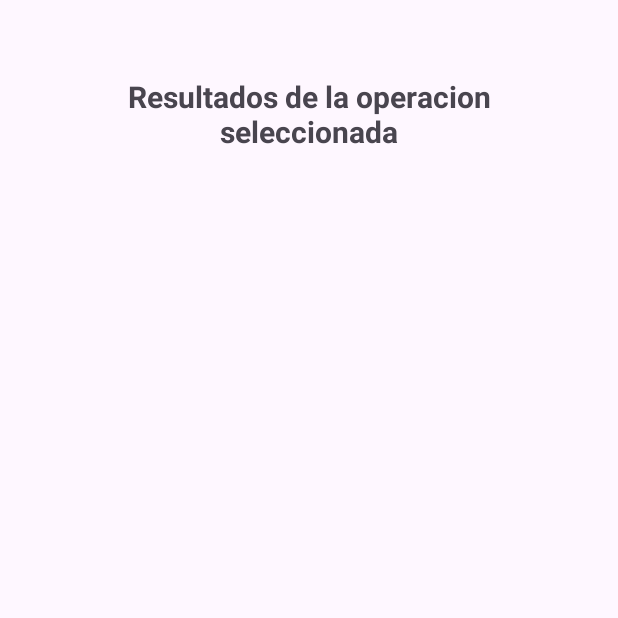
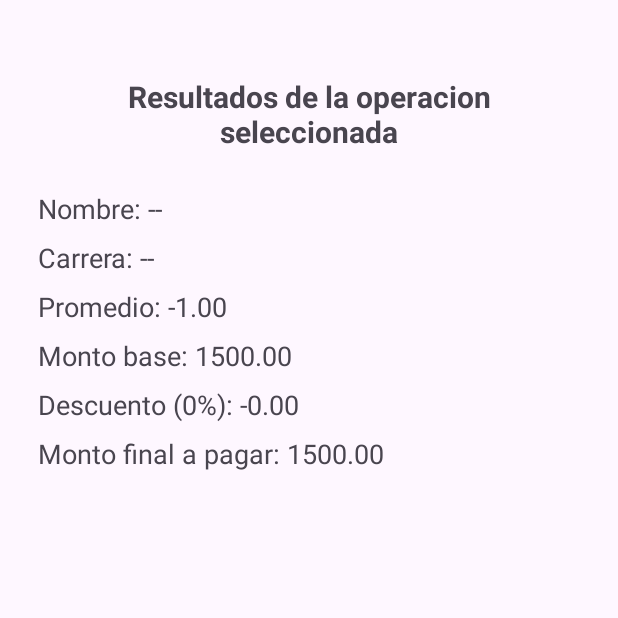
Before and after one commit to MariaGuadalupe0831/AppInscripciones, an Android app: the Resultado screen opened directly, with no data from a screen before it, on a phone screen of 412 x 824 dp, the top half of it. Run offline under Robolectric (Android 15) with nearby library versions, the light colour scheme and no system bars.

Commit message:
Diseño de la interfaz principal y de los resultados, al igual que incorporar MVP al main

```diff
--- /dev/null
+++ b/app/src/main/java/com/example/inscripciones/Model/Cls_InscripcionesModel.kt
@@ -0,0 +1,24 @@
+package com.example.inscripciones.Model
+
+class Cls_InscripcionesModel {
+    companion object {
+        const val MontoBase = 1500.0
+    }
+
+
+    fun calcularDescuento(promedio: Double): Double {
+        return when {
+            promedio >= 9.5 -> 0.40
+            promedio >= 8.5 -> 0.20
+            else -> 0.0
+        }
+    }
+
+
+    fun calcularMontoFinal(promedio: Double): Pair<Double, Double> {
+        val rate = calcularDescuento(promedio)
+        val descuento = MontoBase * rate
+        val final = MontoBase - descuento
+        return Pair(descuento, final)
+    }
+}
--- a/app/src/main/java/com/example/inscripciones/Resultado.kt
+++ b/app/src/main/java/com/example/inscripciones/Resultado.kt
@@ -5,12 +5,46 @@ import androidx.activity.enableEdgeToEdge
 import androidx.appcompat.app.AppCompatActivity
 import androidx.core.view.ViewCompat
 import androidx.core.view.WindowInsetsCompat
+import java.util.Locale
+import android.widget.Button
+import android.widget.EditText
+import android.widget.TextView
+import com.example.inscripciones.Model.Cls_InscripcionesModel
 
 class Resultado : AppCompatActivity() {
+
+    private val model = Cls_InscripcionesModel()
     override fun onCreate(savedInstanceState: Bundle?) {
         super.onCreate(savedInstanceState)
         enableEdgeToEdge()
         setContentView(R.layout.activity_resultado)
+
+        // Referencias a los TextView del layout
+        val tvNombre = findViewById<TextView>(R.id.txtNombre)
+        val tvCarrera = findViewById<TextView>(R.id.tvCarrera)
+        val tvPromedio = findViewById<TextView>(R.id.txtPromedio)
+        val tvMontoBase = findViewById<TextView>(R.id.txtMontoBase)
+        val tvDescuento = findViewById<TextView>(R.id.txtDescuento)
+        val tvMontoFinal = findViewById<TextView>(R.id.txtTotal)
+
+        // Recuperar parámetros enviados por Intent
+        val nombre = intent.getStringExtra("EXTRA_NAME") ?: "--"
+        val carrera = intent.getStringExtra("EXTRA_CAREER") ?: "--"
+        val promedio = intent.getDoubleExtra("EXTRA_PROMEDIO", -1.0)
+
+        // Calcular descuento y monto final
+        val (descuento, total) = model.calcularMontoFinal(promedio)
+
+        // Mostrar los resultados
+        tvNombre.text = "Nombre: $nombre"
+        tvCarrera.text = "Carrera: $carrera"
+        tvPromedio.text = String.format(Locale.US, "Promedio: %.2f", promedio)
+        tvMontoBase.text = String.format(Locale.US, "Monto base: %.2f", Cls_InscripcionesModel.MontoBase)
+
+        val rate = model.calcularDescuento(promedio)
+        tvDescuento.text = String.format(Locale.US, "Descuento (%.0f%%): -%.2f", rate * 100, descuento)
+        tvMontoFinal.text = String.format(Locale.US, "Monto final a pagar: %.2f", total)
+
         ViewCompat.setOnApplyWindowInsetsListener(findViewById(R.id.main)) { v, insets ->
             val systemBars = insets.getInsets(WindowInsetsCompat.Type.systemBars())
             v.setPadding(systemBars.left, systemBars.top, systemBars.right, systemBars.bottom)
--- a/app/src/main/res/layout/activity_main.xml
+++ b/app/src/main/res/layout/activity_main.xml
@@ -14,11 +14,6 @@
         android:orientation="vertical"
         tools:layout_editor_absoluteX="34dp"
         tools:layout_editor_absoluteY="-187dp">
-
-        <ImageView
-            android:layout_width="match_parent"
-            android:layout_height="105dp"
-            app:srcCompat="@mipmap/Inscripcion" />
 
         <TextView
             android:layout_width="match_parent"
```
Also changed, not shown: app/src/main/java/com/example/inscripciones/MainActivity.kt (+59 -1 lines), app/src/main/java/com/example/inscripciones/Presenter/Cls_InscripcionesPresenter.kt (added, +27 -0 lines), app/src/main/res/mipmap-hdpi/Inscripcion.png (deleted).
